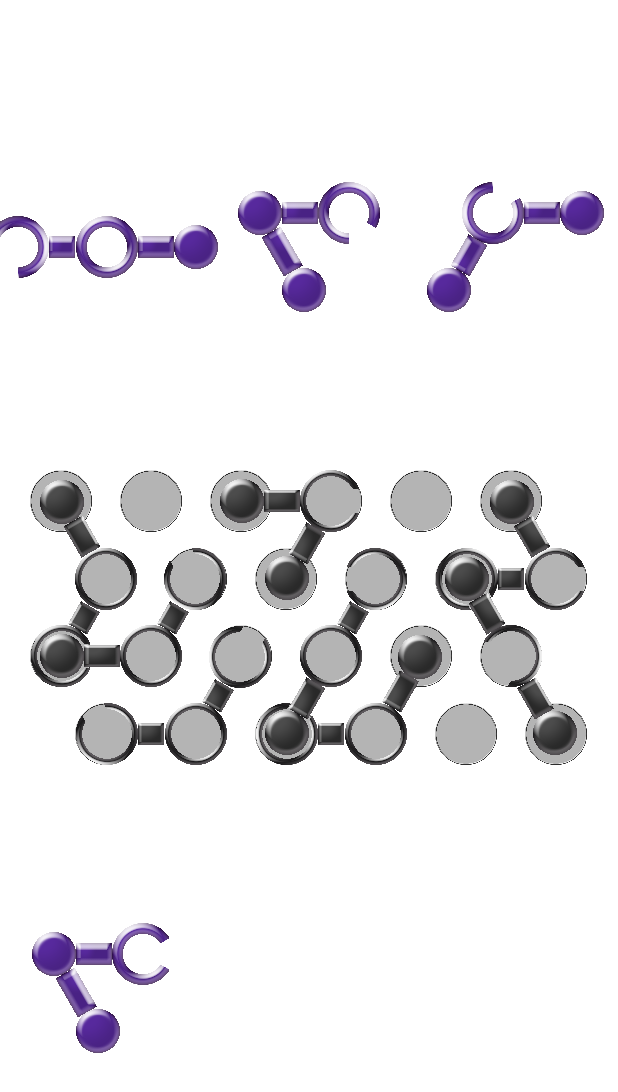
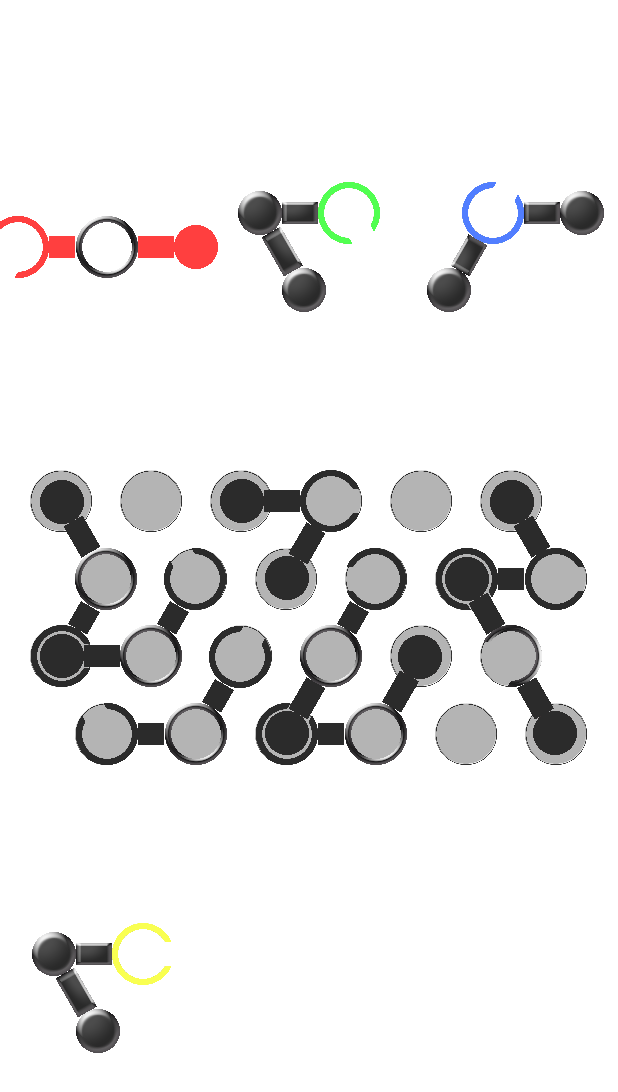
Before and after one commit to EkaterinaKat/IqRings, an Android app: the screen it shows after launch (MainActivity), on a phone screen of 412 x 824 dp. Shown: the top 1092 px of the screen. Run offline under Robolectric (Android 15) with nearby library versions, the phone set to English and light mode, and no system bars; 2 statements that could not run were skipped.

Commit message:
Разные цветовые наборы для разных деталей

```diff
--- a/app/src/main/java/com/katysh/iqrings/model/FixedDetail.kt
+++ b/app/src/main/java/com/katysh/iqrings/model/FixedDetail.kt
@@ -3,7 +3,7 @@ package com.katysh.iqrings.model
 class FixedDetail(
     configuration: DetailConfig,
     val hole: Hole //отверстие в которое установлен центральный элемент детали
-) : Detail(configuration, ImageSet.SET_2) {
+) : Detail(configuration, ImageSet.GREY) {
 
     override fun onCiUpdate() {
         //насин
--- a/app/src/main/java/com/katysh/iqrings/model/ImageSet.kt
+++ b/app/src/main/java/com/katysh/iqrings/model/ImageSet.kt
@@ -9,6 +9,66 @@ enum class ImageSet(
     val holey2: Int,
     val solid: Int
 ) {
-    SET_1(R.mipmap.beam_1, R.mipmap.ball_1, R.mipmap.holey1_1, R.mipmap.holey2_1, R.mipmap.solid_1),
-    SET_2(R.mipmap.beam_2, R.mipmap.ball_2, R.mipmap.holey1_2, R.mipmap.holey2_2, R.mipmap.solid_2)
+    SHINY_PURPLE(
+        R.mipmap.beam_1,
+        R.mipmap.ball_1,
+        R.mipmap.holey1_1,
+        R.mipmap.holey2_1,
+        R.mipmap.solid_1
+    ),
+
+    SHINY_GREY(
+        R.mipmap.beam_2,
+        R.mipmap.ball_2,
+        R.mipmap.holey1_2,
+        R.mipmap.holey2_2,
+        R.mipmap.solid_2
+    ),
+
+    GREY(
+        R.mipmap.grey_beam,
+        R.mipmap.grey_ball,
+        R.mipmap.grey_holey1,
+        R.mipmap.holey2_2,
+        R.mipmap.solid_2
+    ),
+
+    RED(
+        R.mipmap.red_beam,
+        R.mipmap.red_ball,
+        R.mipmap.red_holey1,
+        R.mipmap.holey2_2,
+        R.mipmap.solid_2
+    ),
+
+    BLUE(
+        R.mipmap.beam_2,
+        R.mipmap.ball_2,
+        R.mipmap.blue_holey1,
+        R.mipmap.holey2_2,
+        R.mipmap.solid_2
+    ),
+
+    GREEN(
+        R.mipmap.beam_2,
+        R.mipmap.ball_2,
+        R.mipmap.green_holey1,
+        R.mipmap.holey2_2,
+        R.mipmap.solid_2
+    ),
+
+    YELLOW(
+        R.mipmap.beam_2,
+        R.mipmap.ball_2,
+        R.mipmap.yellow_holey1,
+        R.mipmap.holey2_2,
+        R.mipmap.solid_2
+    );
+
+    companion object {
+        fun getColorByIndex(index: Int): ImageSet {
+            return listOf(RED, GREEN, BLUE, YELLOW)[index]
+        }
+    }
+
 }
--- a/app/src/main/java/com/katysh/iqrings/model/MotileDetail.kt
+++ b/app/src/main/java/com/katysh/iqrings/model/MotileDetail.kt
@@ -8,8 +8,9 @@ import com.katysh.iqrings.util.getDetailGridXyByGridXy
  */
 class MotileDetail(
     configuration: DetailConfig,
-    private val gridXY: IntXY
-) : Detail(configuration, ImageSet.SET_1) {
+    imageSet: ImageSet,
+    private val gridXY: IntXY,
+) : Detail(configuration, imageSet) {
 
     var x: Int = gridXY.x
     var y: Int = gridXY.y
--- a/app/src/main/java/com/katysh/iqrings/view/DetailManager.kt
+++ b/app/src/main/java/com/katysh/iqrings/view/DetailManager.kt
@@ -9,6 +9,7 @@ import com.katysh.iqrings.model.ElementType
 import com.katysh.iqrings.model.Field
 import com.katysh.iqrings.model.FixedDetail
 import com.katysh.iqrings.model.Holey
+import com.katysh.iqrings.model.ImageSet
 import com.katysh.iqrings.model.IntXY
 import com.katysh.iqrings.model.MotileDetail
 import com.katysh.iqrings.model.Solid
@@ -47,9 +48,13 @@ class DetailManager(
         onDoubleClick = { flipByClick(it) }
     )
 
-    fun getMotileDetail(config: DetailConfig, gridRowColumn: IntXY): MotileDetail {
+    fun getMotileDetail(
+        config: DetailConfig,
+        gridRowColumn: IntXY,
+        imageSet: ImageSet
+    ): MotileDetail {
         val gridXY = gameSizeParams.getGridXyByGridRowColumn(gridRowColumn)
-        val detail = MotileDetail(config, gridXY)
+        val detail = MotileDetail(config, imageSet, gridXY)
         setCi(detail)
         return detail
     }
--- a/app/src/main/java/com/katysh/iqrings/view/GameBuilder.kt
+++ b/app/src/main/java/com/katysh/iqrings/view/GameBuilder.kt
@@ -5,6 +5,7 @@ import android.widget.RelativeLayout
 import com.katysh.iqrings.coreadapter.Exercise
 import com.katysh.iqrings.coreadapter.getConfigByName
 import com.katysh.iqrings.coreadapter.getMotileDetails
+import com.katysh.iqrings.model.ImageSet
 import com.katysh.iqrings.model.ScreenBounds
 import com.katysh.iqrings.util.getFixedDetails
 import com.katysh.iqrings.util.getRowColumnByIndex
@@ -49,8 +50,12 @@ class GameBuilder(
             throw RuntimeException("по техническим причинам мы не можем разместить больше 6 подвижных фигур")
         }
 
-        for ((index, config) in motileConfigs.withIndex()) {
-            val detail = detailManager.getMotileDetail(config, getRowColumnByIndex(index, 3))
+        for (index in motileConfigs.indices) {
+            val detail = detailManager.getMotileDetail(
+                motileConfigs[index],
+                getRowColumnByIndex(index, 3),
+                ImageSet.getColorByIndex(index)
+            )
             rootManager.placeInGrid(detail)
         }
     }
```
Also changed, not shown: app/src/main/res/mipmap-hdpi/blue_holey1.png (added), app/src/main/res/mipmap-hdpi/green_holey1.png (added), app/src/main/res/mipmap-hdpi/grey_ball.png (added), app/src/main/res/mipmap-hdpi/grey_beam.png (added), app/src/main/res/mipmap-hdpi/grey_holey1.png (added), app/src/main/res/mipmap-hdpi/red_ball.png (added), app/src/main/res/mipmap-hdpi/red_beam.png (added), app/src/main/res/mipmap-hdpi/red_holey1.png (added), app/src/main/res/mipmap-hdpi/yellow_holey1.png (added).
